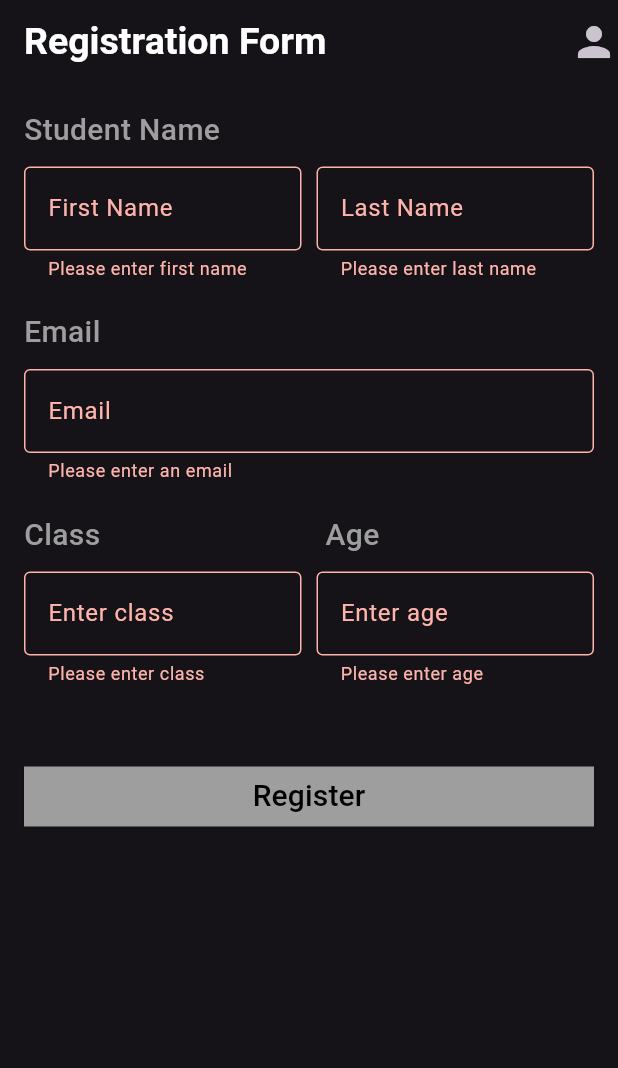
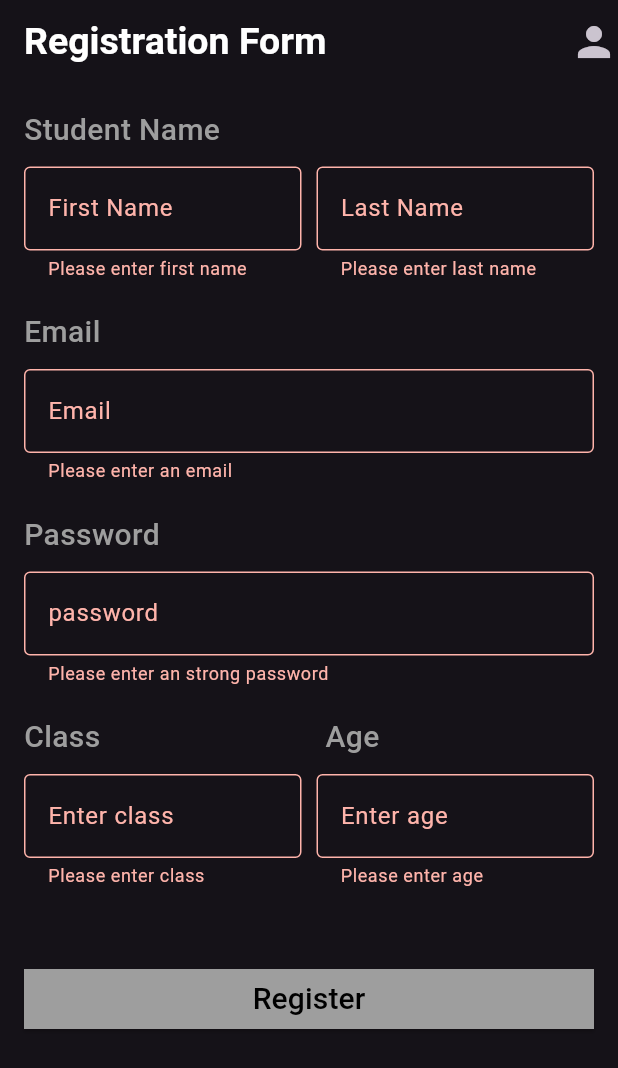
Before and after one commit to DiyaShajith/Registration_Form, a Flutter app: the screen it shows after launch, after a tap on "Register", on a phone screen of 412 x 824 dp. Shown: the top 1068 px of the screen. Run offline on Flutter 3.47's test engine with Material 3 defaults, Android fonts, the phone set to English and light mode, and no system bars.

```diff
--- a/lib/view/registerview.dart
+++ b/lib/view/registerview.dart
@@ -11,6 +11,7 @@ class _RegisterviewState extends State<Registerview> {
   final TextEditingController _firstNameController = TextEditingController();
   final TextEditingController _lastNameController = TextEditingController();
   final TextEditingController _emailController = TextEditingController();
+  final TextEditingController _passwordController = TextEditingController();
   final TextEditingController _classController = TextEditingController();
   final TextEditingController _ageController = TextEditingController();
 
@@ -21,6 +22,7 @@ class _RegisterviewState extends State<Registerview> {
     _firstNameController.dispose();
     _lastNameController.dispose();
     _emailController.dispose();
+    _passwordController.dispose();
     _classController.dispose();
     _ageController.dispose();
     super.dispose();
@@ -48,6 +50,7 @@ class _RegisterviewState extends State<Registerview> {
         padding: const EdgeInsets.all(16.0),
         child: Form(
           key: _formKey,
+          child: SingleChildScrollView(
             child: Column(
               crossAxisAlignment: CrossAxisAlignment.start,
               children: [
@@ -84,7 +87,8 @@ class _RegisterviewState extends State<Registerview> {
                         keyboardType: TextInputType.name,
                         controller: _lastNameController,
                         decoration: const InputDecoration(
-                          labelText: "Last Name", border: OutlineInputBorder()),
+                            labelText: "Last Name",
+                            border: OutlineInputBorder()),
                         validator: (value) {
                           if (value == null || value.isEmpty) {
                             return 'Please enter last name';
@@ -112,6 +116,29 @@ class _RegisterviewState extends State<Registerview> {
                   validator: (value) {
                     if (value == null || value.isEmpty) {
                       return 'Please enter an email';
+                    }
+
+                    return null;
+                  },
+                ),
+                const SizedBox(height: 20),
+                Text(
+                  "Password",
+                  style: TextStyle(
+                      color: Colors.grey[500],
+                      fontSize: 20,
+                      fontWeight: FontWeight.w500),
+                ),
+                const SizedBox(height: 10),
+                TextFormField(
+                  obscureText: true,
+                  controller: _passwordController,
+                  decoration: const InputDecoration(
+                      labelText: "password", border: OutlineInputBorder()),
+                  keyboardType: TextInputType.visiblePassword,
+                  validator: (value) {
+                    if (value == null || value.isEmpty) {
+                      return 'Please enter an strong password';
                     }
 
                     return null;
@@ -161,7 +188,8 @@ class _RegisterviewState extends State<Registerview> {
                       child: TextFormField(
                         controller: _ageController,
                         decoration: const InputDecoration(
-                          labelText: "Enter age", border: OutlineInputBorder()),
+                            labelText: "Enter age",
+                            border: OutlineInputBorder()),
                         keyboardType: TextInputType.number,
                         validator: (value) {
                           if (value == null || value.isEmpty) {
@@ -202,6 +230,7 @@ class _RegisterviewState extends State<Registerview> {
             ),
           ),
         ),
+      ),
     );
   }
 }
```
Lines whose indentation alone changed are shown as unchanged.
